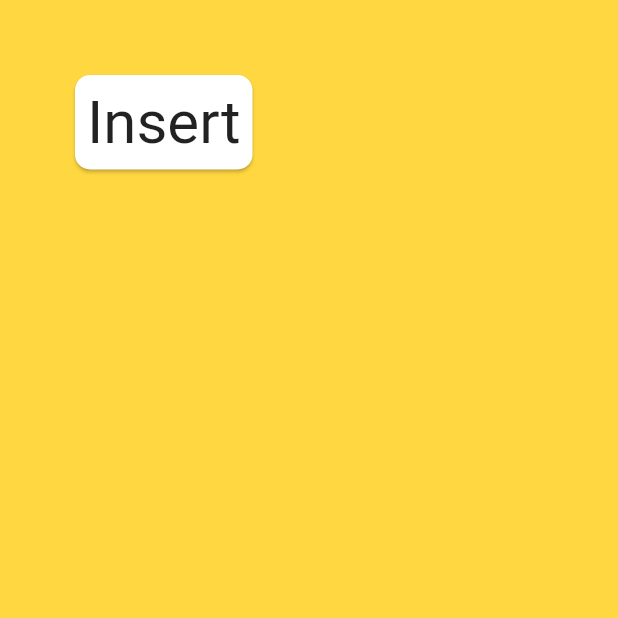
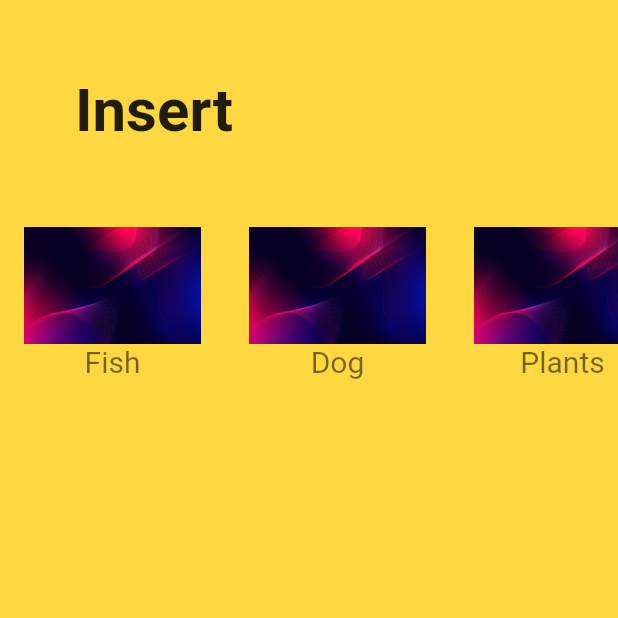
Before and after one commit to itsDikshaMahanot/pet_kingdom_cpanel, a Flutter app: the Screen2 screen opened directly, on a phone screen of 412 x 824 dp, the top half of it. Run offline on Flutter 3.47's test engine with Material 2 defaults, Android fonts, the phone set to English and light mode, and no system bars; network calls fail.

```diff
--- a/lib/screen2.dart
+++ b/lib/screen2.dart
@@ -1,36 +1,27 @@
 import 'package:flutter/material.dart';
+import 'package:pet_kingdom_cpanel/screenlist.dart';
 
 class Screen2 extends StatelessWidget {
   @override
   Widget build(BuildContext context) {
     return Scaffold(
       body: Container(
+        width: double.infinity,
         color: Colors.amberAccent,
-        child: Column(
-          mainAxisAlignment: MainAxisAlignment.start,
-          children: [
-            Container(
-              margin: EdgeInsets.all(30),
-              child: Row(children: [
-                Card(
-                  margin: EdgeInsets.all(20),
-                  shape: RoundedRectangleBorder(
-                    borderRadius: BorderRadius.circular(10),
-                  ),
-                  child: Padding(
-                    padding: const EdgeInsets.all(8.0),
+        child: ListView(
+            children:<Widget>[
+              Padding(
+                padding: const EdgeInsets.all(50.0),
                 child: Text(
                   "Insert",
                   style: TextStyle(
                       fontSize: 40,
-                        fontWeight: FontWeight.w400,
+                      fontStyle: FontStyle.normal,
+                      fontWeight: FontWeight.bold),
                 ),
               ),
-                  ),
-                )
-              ]),
-            )
-          ],
+              MyList(),
+            ]
             ),
       ),
     );
--- /dev/null
+++ b/lib/screenlist.dart
@@ -0,0 +1,58 @@
+import 'package:flutter/material.dart';
+
+class MyList extends StatelessWidget {
+  @override
+  Widget build(BuildContext context) {
+    return Container(
+      height: 120,
+      child: ListView(
+        scrollDirection: Axis.horizontal,
+        children: <Widget> [
+          MyListView(
+            img_about: 'assets/images/bg.jpg',
+            img_name: 'Fish',
+          ),
+           MyListView(
+            img_about: 'assets/images/bg.jpg',
+            img_name: 'Dog',
+          ),
+           MyListView(
+            img_about: 'assets/images/bg.jpg',
+            img_name: 'Plants',
+          ),
+           MyListView(
+            img_about: 'assets/images/bg.jpg',
+            img_name: 'Birds',
+          ),
+        ],
+      ),
+    );
+  }
+}
+
+
+
+class MyListView extends StatelessWidget {
+
+  final String img_about;
+  final String img_name;
+
+
+  MyListView({this.img_about, this.img_name});
+  @override
+  Widget build(BuildContext context) {
+    return Container(
+      width: 150,
+      child: InkWell(
+        onTap: (){},
+        child: ListTile(
+          title: Image.asset(img_about),
+          subtitle: Container(
+            alignment: Alignment.topCenter,
+            child: Text(img_name, style: TextStyle(fontSize: 20),)),
+        ),
+      ),
+
+    );
+  }
+}
```
Lines whose indentation alone changed are shown as unchanged.
